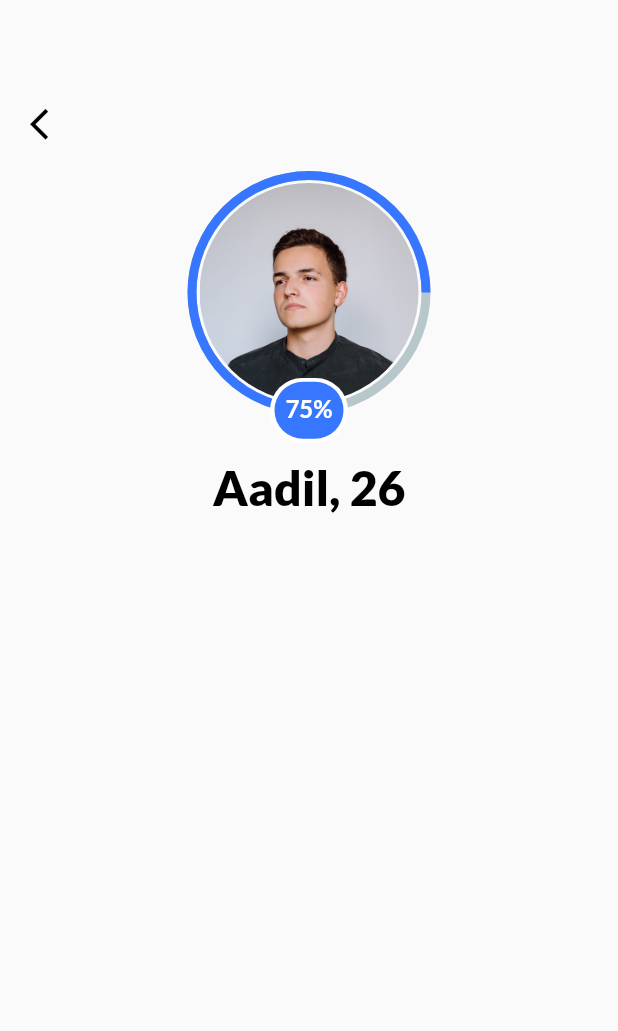
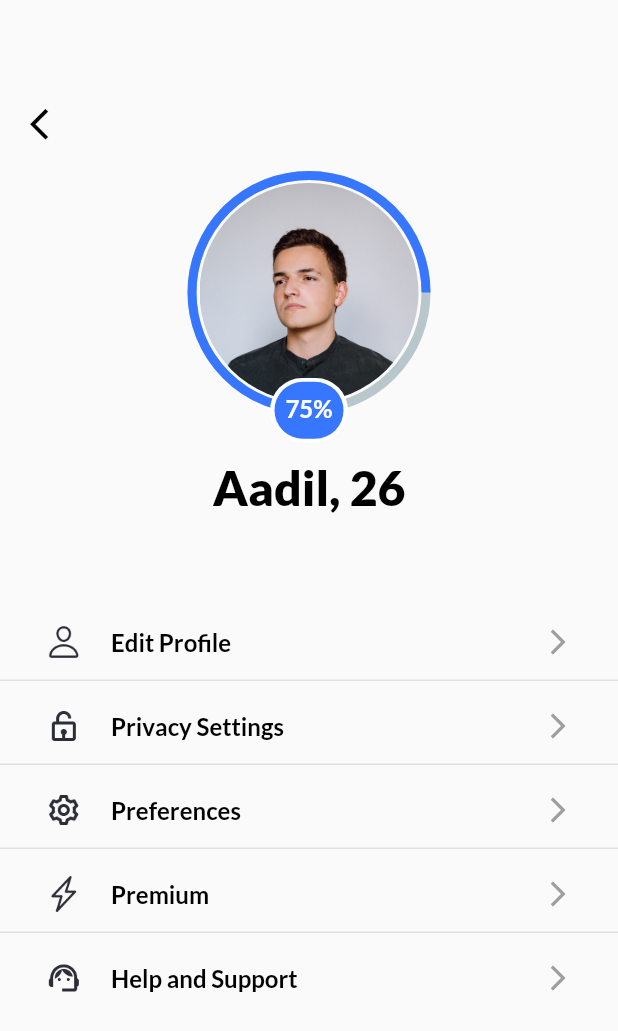
Before and after one commit to numanjaved14/mashallete-dating-app, a Flutter app: the ProfileScreen screen opened by its route, on a phone screen of 412 x 824 dp. Shown: the top 1031 px of the screen. Run offline on Flutter 3.47's test engine with Material 2 defaults, Android fonts, the phone set to English and light mode, and no system bars; drawn by our look-alikes of percent_indicator; our stand-ins replace blurrycontainer, dotted_border, google_fonts, pinput.

Commit message:
profile screen completed.

```diff
--- a/lib/ProfileScreens/profile_screen.dart
+++ b/lib/ProfileScreens/profile_screen.dart
@@ -15,16 +15,16 @@ class _ProfileScreenState extends State<ProfileScreen> {
   @override
   Widget build(BuildContext context) {
     return Scaffold(
-      body: Padding(
-        padding: const EdgeInsets.symmetric(horizontal: 20),
-        child: Column(
+      body: Column(
         mainAxisAlignment: MainAxisAlignment.start,
         crossAxisAlignment: CrossAxisAlignment.center,
         children: [
           const SizedBox(
             height: 70,
           ),
-            GestureDetector(
+          Padding(
+            padding: const EdgeInsets.symmetric(horizontal: 20),
+            child: GestureDetector(
               onTap: () {
                 Navigator.pop(context);
               },
@@ -34,6 +34,7 @@ class _ProfileScreenState extends State<ProfileScreen> {
                   Icons.arrow_back_ios,
                   color: Colors.black,
                   size: 25,
+                ),
               ),
             ),
           ),
@@ -106,8 +107,66 @@ class _ProfileScreenState extends State<ProfileScreen> {
               color: Colors.black,
             ),
           ),
+          const SizedBox(
+            height: 60,
+          ),
+          utils.generalRow(
+            context: context,
+            iconContainerColor: Colors.blue,
+            onTap: () {},
+            text: "Edit Profile",
+            image: "assets/person.png",
+            scale: 2.0,
+          ),
+          utils.line(width: double.infinity),
+          const SizedBox(
+            height: 5,
+          ),
+          utils.generalRow(
+            context: context,
+            iconContainerColor: Colors.blue,
+            onTap: () {},
+            text: "Privacy Settings",
+            image: "assets/lockOpen.png",
+            scale: 4.0,
+          ),
+          utils.line(width: double.infinity),
+          const SizedBox(
+            height: 5,
+          ),
+          utils.generalRow(
+            scale: 4.0,
+            context: context,
+            iconContainerColor: Colors.blue,
+            onTap: () {},
+            text: "Preferences",
+            image: "assets/settings.png",
+          ),
+          utils.line(width: double.infinity),
+          const SizedBox(
+            height: 5,
+          ),
+          utils.generalRow(
+            scale: 4.0,
+            context: context,
+            iconContainerColor: Colors.blue,
+            onTap: () {},
+            text: "Premium",
+            image: "assets/electricCharge.png",
+          ),
+          utils.line(width: double.infinity),
+          const SizedBox(
+            height: 5,
+          ),
+          utils.generalRow(
+            scale: 4.0,
+            context: context,
+            iconContainerColor: Colors.blue,
+            onTap: () {},
+            text: "Help and Support",
+            image: "assets/support.png",
+          ),
         ],
-        ),
       ),
     );
   }
--- a/lib/Utilities/app_utils.dart
+++ b/lib/Utilities/app_utils.dart
@@ -252,8 +252,8 @@ class AppUtils {
   line({width}) {
     return Container(
       width: width,
-      height: 2,
-      color: Colors.grey,
+      height: 1,
+      color: Colors.grey[300],
     );
   }
 
@@ -776,4 +776,42 @@ class AppUtils {
       ),
     );
   }
+
+  generalRow({iconContainerColor, image, text, context, onTap, scale}) {
+    return GestureDetector(
+      onTap: onTap,
+      child: Container(
+        margin: EdgeInsets.symmetric(horizontal: 10),
+        width: MediaQuery.of(context).size.width,
+        height: 50,
+        child: Row(
+          children: [
+            const SizedBox(
+              width: 20,
+            ),
+            Image.asset(
+              image,
+              scale: scale,
+            ),
+            const SizedBox(
+              width: 20,
+            ),
+            Text(
+              text,
+              style: smallHeadingTextStyle(color: Colors.black),
+            ),
+            const Spacer(),
+            const Icon(
+              Icons.arrow_forward_ios_outlined,
+              color: Colors.grey,
+              size: 20,
+            ),
+            const SizedBox(
+              width: 20,
+            ),
+          ],
+        ),
+      ),
+    );
+  }
 }
```
Also changed, not shown: assets/electricCharge.png (added), assets/lockOpen.png (added), assets/person.png (added), assets/settings.png (added), assets/support.png (added). Lines whose indentation alone changed are shown as unchanged.
